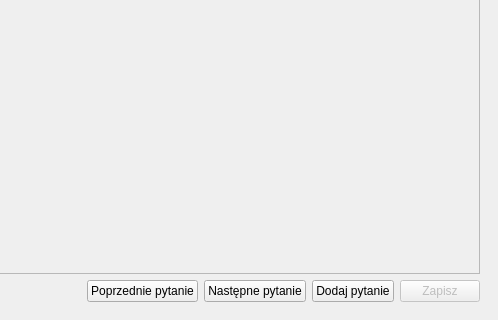
Qt form quiz_creator_gui.ui (M4tth3wG/Quizer) before a commit; both pictures show x 302 to 800 and y 280 to 600 of the 800 by 600 pixel window.
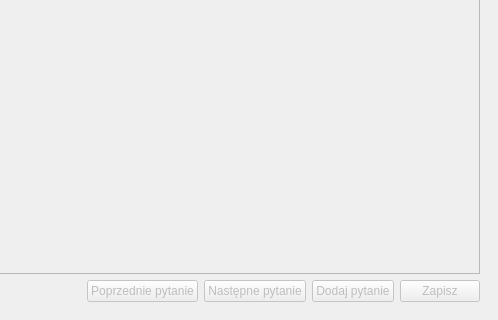
The same form after that commit.

Commit message: added aswer adding in quiz creator gui

The edit to the form file:
```diff
--- a/quiz_creator_gui.ui
+++ b/quiz_creator_gui.ui
@@ -247,6 +247,9 @@
           </item>
           <item>
            <widget class="QPushButton" name="previous_question_btn">
+            <property name="enabled">
+             <bool>false</bool>
+            </property>
             <property name="text">
              <string>Poprzednie pytanie</string>
             </property>
@@ -254,6 +257,9 @@
           </item>
           <item>
            <widget class="QPushButton" name="next_question_btn">
+            <property name="enabled">
+             <bool>false</bool>
+            </property>
             <property name="text">
              <string>Następne pytanie</string>
             </property>
@@ -261,6 +267,9 @@
           </item>
           <item>
            <widget class="QPushButton" name="add_question_button">
+            <property name="enabled">
+             <bool>false</bool>
+            </property>
             <property name="text">
              <string>Dodaj pytanie</string>
             </property>
```
Left out of the diff: 2 changed lines with no effect on the pictures. The commit also changes 3 other files.
